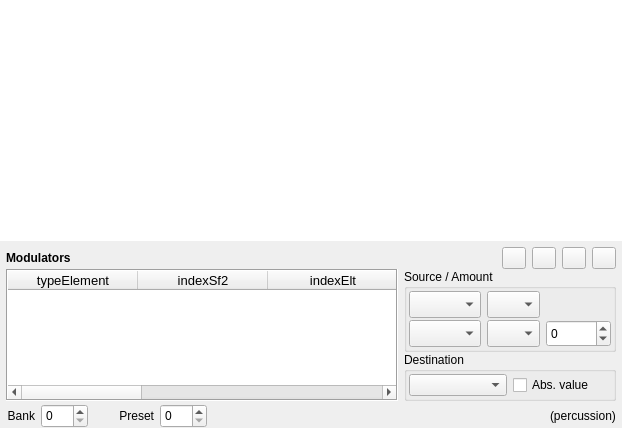
The window that sources/editor/pageprst.ui (davy7125/polyphone) describes before a commit, drawn with Qt 5.
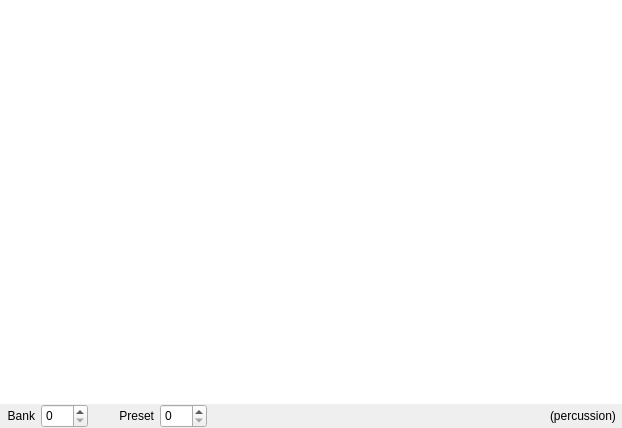
The same window after the commit. Icons and pictures are not drawn. Custom widgets are drawn as their Qt base class.

What changed in the file:
```diff
--- a/sources/editor/pageprst.ui
+++ b/sources/editor/pageprst.ui
@@ -88,488 +88,13 @@
         </widget>
        </item>
        <item>
-        <widget class="QFrame" name="frameModulator">
-         <property name="frameShape">
-          <enum>QFrame::NoFrame</enum>
+        <widget class="ModulatorEditor" name="modulatorEditor" native="true">
+         <property name="sizePolicy">
+          <sizepolicy hsizetype="Preferred" vsizetype="Maximum">
+           <horstretch>0</horstretch>
+           <verstretch>0</verstretch>
+          </sizepolicy>
          </property>
-         <property name="frameShadow">
-          <enum>QFrame::Raised</enum>
-         </property>
-         <layout class="QGridLayout" name="gridLayout" columnstretch="100,0">
-          <property name="leftMargin">
-           <number>6</number>
-          </property>
-          <property name="topMargin">
-           <number>6</number>
-          </property>
-          <property name="rightMargin">
-           <number>6</number>
-          </property>
-          <property name="bottomMargin">
-           <number>3</number>
-          </property>
-          <property name="verticalSpacing">
-           <number>0</number>
-          </property>
-          <item row="0" column="0">
-           <widget class="QLabel" name="label">
-            <property name="font">
-             <font>
-              <weight>75</weight>
-              <bold>true</bold>
-             </font>
-            </property>
-            <property name="text">
-             <string>Modulators</string>
-            </property>
-           </widget>
-          </item>
-          <item row="0" column="1">
-           <layout class="QHBoxLayout" name="horizontalLayout_2">
-            <property name="spacing">
-             <number>6</number>
-            </property>
-            <item>
-             <spacer name="horizontalSpacer_2">
-              <property name="orientation">
-               <enum>Qt::Horizontal</enum>
-              </property>
-              <property name="sizeType">
-               <enum>QSizePolicy::Expanding</enum>
-              </property>
-              <property name="sizeHint" stdset="0">
-               <size>
-                <width>10</width>
-                <height>20</height>
-               </size>
-              </property>
-             </spacer>
-            </item>
-            <item>
-             <widget class="QPushButton" name="pushNouveauMod">
-              <property name="minimumSize">
-               <size>
-                <width>24</width>
-                <height>0</height>
-               </size>
-              </property>
-              <property name="maximumSize">
-               <size>
-                <width>24</width>
-                <height>24</height>
-               </size>
-              </property>
-              <property name="toolTip">
-               <string>Add a modulator</string>
-              </property>
-              <property name="text">
-               <string/>
-              </property>
-              <property name="icon">
-               <iconset>
-                <normaloff>:/icons/add</normaloff>:/icons/add</iconset>
-              </property>
-             </widget>
-            </item>
-            <item>
-             <widget class="QPushButton" name="pushSupprimerMod">
-              <property name="minimumSize">
-               <size>
-                <width>24</width>
-                <height>0</height>
-               </size>
-              </property>
-              <property name="maximumSize">
-               <size>
-                <width>24</width>
-                <height>24</height>
-               </size>
-              </property>
-              <property name="toolTip">
-               <string>Delete a modulator</string>
-              </property>
-              <property name="text">
-               <string/>
-              </property>
-              <property name="icon">
-               <iconset>
-                <normaloff>:/icons/remove</normaloff>:/icons/remove</iconset>
-              </property>
-             </widget>
-            </item>
-            <item>
-             <widget class="QPushButton" name="pushCopyMod">
-              <property name="maximumSize">
-               <size>
-                <width>24</width>
-                <height>24</height>
-               </size>
-              </property>
-              <property name="toolTip">
-               <string>Copy modulators</string>
-              </property>
-              <property name="text">
-               <string/>
-              </property>
-              <property name="icon">
-               <iconset>
-                <normaloff>:/icons/copy</normaloff>:/icons/copy</iconset>
-              </property>
-              <property name="iconSize">
-               <size>
-                <width>22</width>
-                <height>22</height>
-               </size>
-              </property>
-             </widget>
-            </item>
-            <item>
-             <widget class="QPushButton" name="pushPasteMod">
-              <property name="maximumSize">
-               <size>
-                <width>24</width>
-                <height>24</height>
-               </size>
-              </property>
-              <property name="toolTip">
-               <string>Paste the copied modulators</string>
-              </property>
-              <property name="text">
-               <string/>
-              </property>
-              <property name="icon">
-               <iconset>
-                <normaloff>:/icons/paste</normaloff>:/icons/paste</iconset>
-              </property>
-             </widget>
-            </item>
-           </layout>
-          </item>
-          <item row="1" column="0" rowspan="2">
-           <widget class="TableWidgetMod" name="tableMod">
-            <property name="sizePolicy">
-             <sizepolicy hsizetype="Expanding" vsizetype="Ignored">
-              <horstretch>0</horstretch>
-              <verstretch>0</verstretch>
-             </sizepolicy>
-            </property>
-            <property name="font">
-             <font>
-              <pointsize>10</pointsize>
-              <weight>50</weight>
-              <bold>false</bold>
-             </font>
-            </property>
-            <property name="frameShape">
-             <enum>QFrame::Box</enum>
-            </property>
-            <property name="editTriggers">
-             <set>QAbstractItemView::NoEditTriggers</set>
-            </property>
-            <property name="tabKeyNavigation">
-             <bool>false</bool>
-            </property>
-            <property name="showDropIndicator" stdset="0">
-             <bool>false</bool>
-            </property>
-            <property name="dragDropOverwriteMode">
-             <bool>false</bool>
-            </property>
-            <property name="selectionMode">
-             <enum>QAbstractItemView::ExtendedSelection</enum>
-            </property>
-            <property name="selectionBehavior">
-             <enum>QAbstractItemView::SelectRows</enum>
-            </property>
-            <property name="verticalScrollMode">
-             <enum>QAbstractItemView::ScrollPerItem</enum>
-            </property>
-            <property name="horizontalScrollMode">
-             <enum>QAbstractItemView::ScrollPerPixel</enum>
-            </property>
-            <property name="columnCount">
-             <number>9</number>
-            </property>
-            <attribute name="horizontalHeaderDefaultSectionSize">
-             <number>130</number>
-            </attribute>
-            <attribute name="horizontalHeaderHighlightSections">
-             <bool>false</bool>
-            </attribute>
-            <attribute name="horizontalHeaderMinimumSectionSize">
-             <number>18</number>
-            </attribute>
-            <attribute name="horizontalHeaderStretchLastSection">
-             <bool>true</bool>
-            </attribute>
-            <attribute name="verticalHeaderVisible">
-             <bool>false</bool>
-            </attribute>
-            <attribute name="verticalHeaderDefaultSectionSize">
-             <number>19</number>
-            </attribute>
-            <column>
-             <property name="text">
-              <string notr="true">typeElement</string>
-             </property>
-            </column>
-            <column>
-             <property name="text">
-              <string notr="true">indexSf2</string>
-             </property>
-            </column>
-            <column>
-             <property name="text">
-              <string notr="true">indexElt</string>
-             </property>
-            </column>
-            <column>
-             <property name="text">
-              <string notr="true">indexElt2</string>
-             </property>
-            </column>
-            <column>
-             <property name="text">
-              <string notr="true">indexMod</string>
-             </property>
-            </column>
-            <column>
-             <property name="text">
-              <string notr="true">#</string>
-             </property>
-             <property name="font">
-              <font>
-               <weight>75</weight>
-               <bold>true</bold>
-              </font>
-             </property>
-            </column>
-            <column>
-             <property name="text">
-              <string>Source</string>
-             </property>
-             <property name="font">
-              <font>
-               <weight>75</weight>
-               <bold>true</bold>
-              </font>
-             </property>
-            </column>
-            <column>
-             <property name="text">
-              <string>Amount</string>
-             </property>
-             <property name="font">
-              <font>
-               <weight>75</weight>
-               <bold>true</bold>
-              </font>
-             </property>
-            </column>
-            <column>
-             <property name="text">
-              <string>Destination</string>
-             </property>
-             <property name="font">
-              <font>
-               <weight>75</weight>
-               <bold>true</bold>
-              </font>
-             </property>
-            </column>
-           </widget>
-          </item>
-          <item row="1" column="1">
-           <widget class="QGroupBox" name="groupBox_4">
-            <property name="sizePolicy">
-             <sizepolicy hsizetype="Expanding" vsizetype="Preferred">
-              <horstretch>0</horstretch>
-              <verstretch>0</verstretch>
-             </sizepolicy>
-            </property>
-            <property name="title">
-             <string>Source / Amount</string>
-            </property>
-            <layout class="QGridLayout" name="gridLayout_2">
-             <property name="leftMargin">
-              <number>2</number>
-             </property>
-             <property name="topMargin">
-              <number>2</number>
-             </property>
-             <property name="rightMargin">
-              <number>2</number>
-             </property>
-             <property name="bottomMargin">
-              <number>2</number>
-             </property>
-             <property name="horizontalSpacing">
-              <number>6</number>
-             </property>
-             <property name="verticalSpacing">
-              <number>2</number>
-             </property>
-             <item row="1" column="0">
-              <widget class="ComboBox" name="comboSource2">
-               <property name="maximumSize">
-                <size>
-                 <width>170</width>
-                 <height>27</height>
-                </size>
-               </property>
-               <property name="font">
-                <font>
-                 <weight>50</weight>
-                 <bold>false</bold>
-                </font>
-               </property>
-              </widget>
-             </item>
-             <item row="1" column="1">
-              <widget class="TableComboBox" name="comboCourbeSource2">
-               <property name="minimumSize">
-                <size>
-                 <width>0</width>
-                 <height>27</height>
-                </size>
-               </property>
-               <property name="maximumSize">
-                <size>
-                 <width>53</width>
-                 <height>27</height>
-                </size>
-               </property>
-               <property name="font">
-                <font>
-                 <weight>50</weight>
-                 <bold>false</bold>
-                </font>
-               </property>
-               <property name="sizeAdjustPolicy">
-                <enum>QComboBox::AdjustToContents</enum>
-               </property>
-              </widget>
-             </item>
-             <item row="0" column="0">
-              <widget class="ComboBox" name="comboSource1">
-               <property name="maximumSize">
-                <size>
-                 <width>170</width>
-                 <height>27</height>
-                </size>
-               </property>
-               <property name="font">
-                <font>
-                 <weight>50</weight>
-                 <bold>false</bold>
-                </font>
-               </property>
-               <property name="sizeAdjustPolicy">
-                <enum>QComboBox::AdjustToContents</enum>
-               </property>
-              </widget>
-             </item>
-             <item row="0" column="1">
-              <widget class="TableComboBox" name="comboCourbeSource1">
-               <property name="minimumSize">
-                <size>
-                 <width>0</width>
-                 <height>27</height>
-                </size>
-               </property>
-               <property name="maximumSize">
-                <size>
-                 <width>53</width>
-                 <height>27</height>
-                </size>
-               </property>
-               <property name="font">
-                <font>
-                 <weight>50</weight>
-                 <bold>false</bold>
-                </font>
-               </property>
-               <property name="sizeAdjustPolicy">
-                <enum>QComboBox::AdjustToContents</enum>
-               </property>
-               <property name="modelColumn">
-                <number>0</number>
-               </property>
-              </widget>
-             </item>
-             <item row="1" column="2">
-              <widget class="QSpinBox" name="spinSource2">
-               <property name="sizePolicy">
-                <sizepolicy hsizetype="Minimum" vsizetype="Preferred">
-                 <horstretch>0</horstretch>
-                 <verstretch>0</verstretch>
-                </sizepolicy>
-               </property>
-               <property name="minimum">
-                <number>-32768</number>
-               </property>
-               <property name="maximum">
-                <number>32767</number>
-               </property>
-              </widget>
-             </item>
-            </layout>
-           </widget>
-          </item>
-          <item row="2" column="1">
-           <widget class="QGroupBox" name="groupBox_2">
-            <property name="title">
-             <string>Destination</string>
-            </property>
-            <layout class="QGridLayout" name="gridLayout_3">
-             <property name="leftMargin">
-              <number>2</number>
-             </property>
-             <property name="topMargin">
-              <number>2</number>
-             </property>
-             <property name="rightMargin">
-              <number>2</number>
-             </property>
-             <property name="bottomMargin">
-              <number>2</number>
-             </property>
-             <property name="verticalSpacing">
-              <number>2</number>
-             </property>
-             <item row="0" column="0">
-              <widget class="ComboBox" name="comboDestination">
-               <property name="maximumSize">
-                <size>
-                 <width>170</width>
-                 <height>27</height>
-                </size>
-               </property>
-               <property name="font">
-                <font>
-                 <weight>50</weight>
-                 <bold>false</bold>
-                </font>
-               </property>
-              </widget>
-             </item>
-             <item row="0" column="1">
-              <widget class="QCheckBox" name="checkAbs">
-               <property name="sizePolicy">
-                <sizepolicy hsizetype="Minimum" vsizetype="Preferred">
-                 <horstretch>0</horstretch>
-                 <verstretch>0</verstretch>
-                </sizepolicy>
-               </property>
-               <property name="text">
-                <string>Abs. value</string>
-               </property>
-              </widget>
-             </item>
-            </layout>
-           </widget>
-          </item>
-         </layout>
         </widget>
        </item>
       </layout>
@@ -719,39 +244,18 @@
   </layout>
  </widget>
  <customwidgets>
-  <customwidget>
-   <class>TableWidgetMod</class>
-   <extends>QTableWidget</extends>
-   <header>page.h</header>
-   <slots>
-    <signal>deleteModPressed()</signal>
-    <signal>copyAsked()</signal>
-    <signal>pasteAsked()</signal>
-   </slots>
-  </customwidget>
-  <customwidget>
-   <class>TableComboBox</class>
-   <extends>QComboBox</extends>
-   <header>page.h</header>
-   <slots>
-    <signal>clicked(int,int)</signal>
-    <signal>editingFinished()</signal>
-   </slots>
-  </customwidget>
-  <customwidget>
-   <class>ComboBox</class>
-   <extends>QComboBox</extends>
-   <header>page.h</header>
-   <slots>
-    <signal>clicked(int)</signal>
-   </slots>
-  </customwidget>
   <customwidget>
    <class>GraphicsViewRange</class>
    <extends>QGraphicsView</extends>
    <header>graphicsviewrange.h</header>
    <container>1</container>
   </customwidget>
+  <customwidget>
+   <class>ModulatorEditor</class>
+   <extends>QWidget</extends>
+   <header>modulatoreditor.h</header>
+   <container>1</container>
+  </customwidget>
   <customwidget>
    <class>TableWidgetPrst</class>
    <extends>QTableWidget</extends>
```
Left out of the diff: 240 changed lines with no effect on the pictures.
